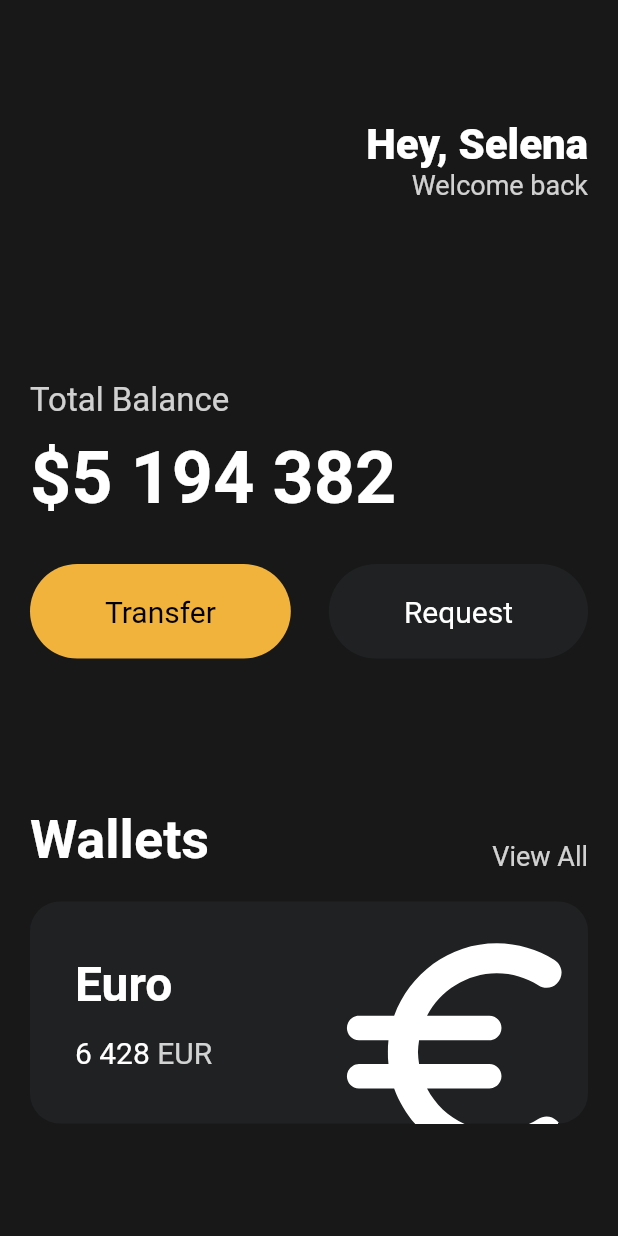
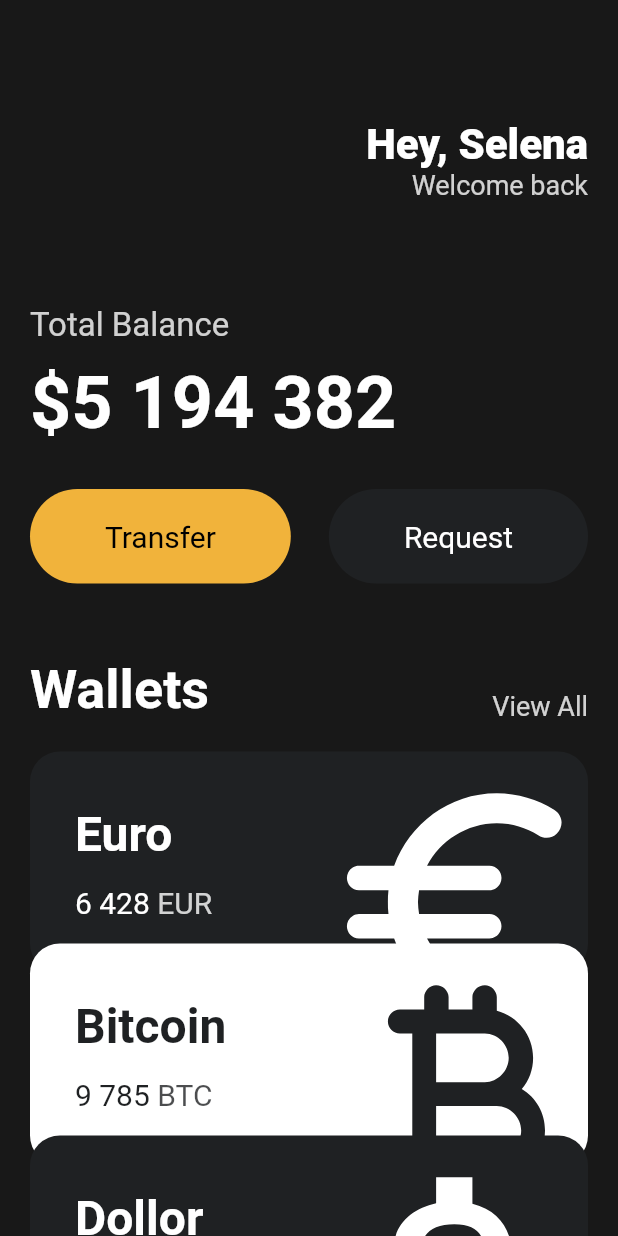
Before and after one commit to kanziw/learn-flutter, a Flutter app: the screen it shows after launch, on a phone screen of 412 x 824 dp. Run offline on Flutter 3.47's test engine with Material 2 defaults, Android fonts, the phone set to English and light mode, and no system bars.

Commit message:
Separate CurrencyCard and Make scrollable

```diff
--- a/toonflix/lib/main.dart
+++ b/toonflix/lib/main.dart
@@ -1,6 +1,6 @@
 import 'package:flutter/material.dart';
-
-import 'widgets/Button.dart';
+import 'package:toonflix/widgets/button.dart';
+import 'package:toonflix/widgets/currency_card.dart';
 
 void main() {
   runApp(const App());
@@ -14,7 +14,8 @@ class App extends StatelessWidget {
     return MaterialApp(
       home: Scaffold(
         backgroundColor: const Color(0xFF181818),
-        body: Padding(
+        body: SingleChildScrollView(
+          child: Padding(
             padding: const EdgeInsets.symmetric(
               horizontal: 20,
             ),
@@ -50,7 +51,7 @@ class App extends StatelessWidget {
                   ],
                 ),
                 const SizedBox(
-                height: 120,
+                  height: 70,
                 ),
                 Text(
                   'Total Balance',
@@ -89,7 +90,7 @@ class App extends StatelessWidget {
                   ],
                 ),
                 const SizedBox(
-                height: 100,
+                  height: 50,
                 ),
                 Row(
                   crossAxisAlignment: CrossAxisAlignment.end,
@@ -115,68 +116,37 @@ class App extends StatelessWidget {
                 const SizedBox(
                   height: 20,
                 ),
-              Container(
-                clipBehavior: Clip.hardEdge,
-                decoration: BoxDecoration(
-                  color: const Color(0xFF1F2123),
-                  borderRadius: BorderRadius.circular(20),
+                const CurrencyCard(
+                  name: 'Euro',
+                  code: 'EUR',
+                  amount: '6 428',
+                  icon: Icons.euro_rounded,
+                  isInverted: false,
                 ),
-                child: Padding(
-                  padding: const EdgeInsets.all(30),
-                  child: Row(
-                    mainAxisAlignment: MainAxisAlignment.spaceBetween,
-                    children: [
-                      Column(
-                        crossAxisAlignment: CrossAxisAlignment.start,
-                        children: [
-                          const Text(
-                            'Euro',
-                            style: TextStyle(
-                              color: Colors.white,
-                              fontSize: 32,
-                              fontWeight: FontWeight.w600,
+                Transform.translate(
+                  offset: const Offset(0, -20),
+                  child: const CurrencyCard(
+                    name: 'Bitcoin',
+                    code: 'BTC',
+                    amount: '9 785',
+                    icon: Icons.currency_bitcoin_rounded,
+                    isInverted: true,
                   ),
                 ),
-                          const SizedBox(height: 15),
-                          Row(
-                            children: [
-                              const Text(
-                                '6 428',
-                                style: TextStyle(
-                                  color: Colors.white,
-                                  fontSize: 20,
-                                ),
-                              ),
-                              const SizedBox(width: 5),
-                              Text(
-                                'EUR',
-                                style: TextStyle(
-                                  color: Colors.white.withOpacity(0.8),
-                                  fontSize: 20,
-                                ),
-                              ),
-                            ],
-                          ),
-                        ],
-                      ),
-                      Transform.scale(
-                        scale: 2.2,
-                        child: Transform.translate(
-                          offset: const Offset(-5, 12),
-                          child: const Icon(
-                            Icons.euro_rounded,
-                            color: Colors.white,
-                            size: 88,
-                          ),
+                Transform.translate(
+                  offset: const Offset(0, -40),
+                  child: const CurrencyCard(
+                    name: 'Dollor',
+                    code: 'USD',
+                    amount: '428',
+                    icon: Icons.attach_money_outlined,
+                    isInverted: false,
                   ),
                 ),
               ],
             ),
           ),
         ),
-            ],
-          ),
-        ),
       ),
     );
   }
--- /dev/null
+++ b/toonflix/lib/widgets/currency_card.dart
@@ -0,0 +1,82 @@
+import 'package:flutter/material.dart';
+
+class CurrencyCard extends StatelessWidget {
+  final String name, code, amount;
+  final IconData icon;
+  final bool isInverted;
+
+  final _blackColor = const Color(0xFF1F2123);
+
+  const CurrencyCard({
+    super.key,
+    required this.name,
+    required this.code,
+    required this.amount,
+    required this.icon,
+    required this.isInverted,
+  });
+
+  @override
+  Widget build(BuildContext context) {
+    return Container(
+      clipBehavior: Clip.hardEdge,
+      decoration: BoxDecoration(
+        color: isInverted ? Colors.white : _blackColor,
+        borderRadius: BorderRadius.circular(20),
+      ),
+      child: Padding(
+        padding: const EdgeInsets.all(30),
+        child: Row(
+          mainAxisAlignment: MainAxisAlignment.spaceBetween,
+          children: [
+            Column(
+              crossAxisAlignment: CrossAxisAlignment.start,
+              children: [
+                Text(
+                  name,
+                  style: TextStyle(
+                    color: isInverted ? _blackColor : Colors.white,
+                    fontSize: 32,
+                    fontWeight: FontWeight.w600,
+                  ),
+                ),
+                const SizedBox(height: 15),
+                Row(
+                  children: [
+                    Text(
+                      amount,
+                      style: TextStyle(
+                        color: isInverted ? _blackColor : Colors.white,
+                        fontSize: 20,
+                      ),
+                    ),
+                    const SizedBox(width: 5),
+                    Text(
+                      code,
+                      style: TextStyle(
+                        color: (isInverted ? _blackColor : Colors.white)
+                            .withOpacity(0.8),
+                        fontSize: 20,
+                      ),
+                    ),
+                  ],
+                ),
+              ],
+            ),
+            Transform.scale(
+              scale: 2.2,
+              child: Transform.translate(
+                offset: const Offset(-5, 12),
+                child: Icon(
+                  icon,
+                  color: isInverted ? _blackColor : Colors.white,
+                  size: 88,
+                ),
+              ),
+            ),
+          ],
+        ),
+      ),
+    );
+  }
+}
```
Lines whose indentation alone changed are shown as unchanged.
